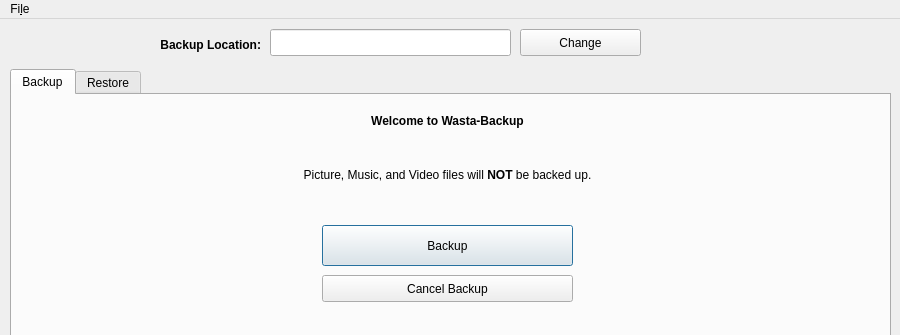
Before: the Qt Designer form mainwindow.ui in wasta-linux/wasta-backup, drawn with Qt 5; both pictures show x 0 to 900 and y 0 to 335 of the 900 by 515 pixel window.
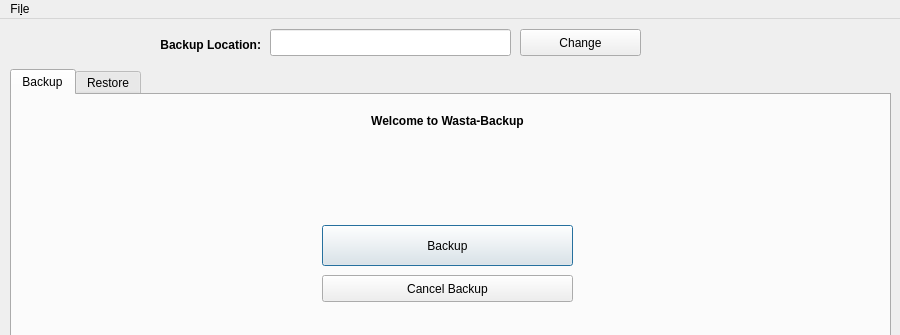
After: the same form once the commit is applied. The open tabs and pages were chosen to show the change.

Commit message:
remove menu item: Advanced - onlyBackupImportant
The only purpose for this was to allow a large
backup device to be able to backup everything,
even if the config files indicated that it should
only include specified extensions.

Since the backup device can now contain its own
configuration, there is no need for this
(IMHO) confusing option.

Added some tr() code to alert the user when it isn't
a full backup - a replacement for the banner
notice that needed to be removed.

```diff
--- a/mainwindow.ui
+++ b/mainwindow.ui
@@ -109,28 +109,6 @@
        <bool>true</bool>
       </property>
      </widget>
-     <widget class="QLabel" name="backupIncludeLabel">
-      <property name="geometry">
-       <rect>
-        <x>130</x>
-        <y>40</y>
-        <width>611</width>
-        <height>81</height>
-       </rect>
-      </property>
-      <property name="text">
-       <string>Picture, Music, and Video files will &lt;b&gt;NOT&lt;/b&gt; be backed up.</string>
-      </property>
-      <property name="textFormat">
-       <enum>Qt::AutoText</enum>
-      </property>
-      <property name="alignment">
-       <set>Qt::AlignCenter</set>
-      </property>
-      <property name="wordWrap">
-       <bool>true</bool>
-      </property>
-     </widget>
      <widget class="QPushButton" name="cancelBackupButton">
       <property name="geometry">
        <rect>
```
Left out of the diff: 35 changed lines with no effect on the pictures. The commit also changes 2 other files.
